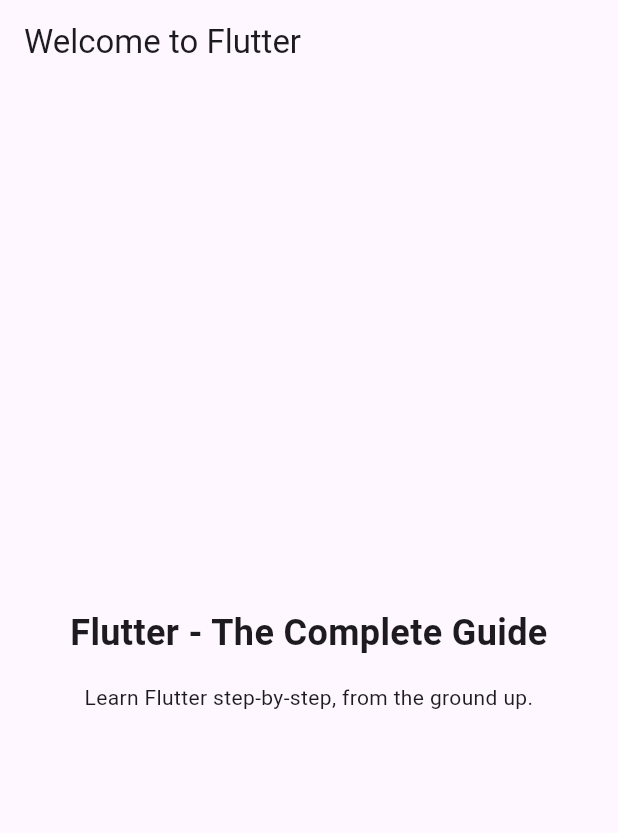
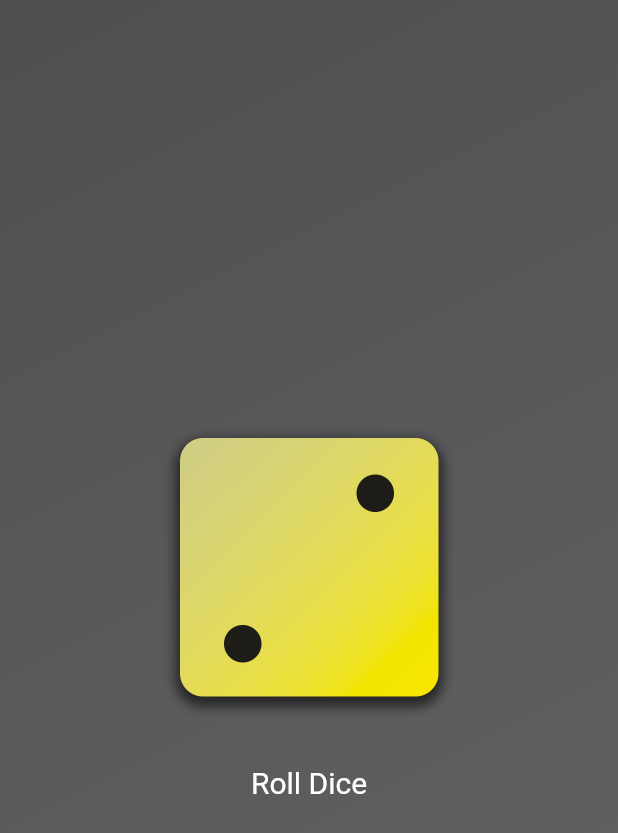
Before and after one commit to adheichsn/diceroll, a Flutter app: the screen it shows after launch, on a phone screen of 412 x 824 dp. Shown: the top 833 px of the screen. Run offline on Flutter 3.47's test engine with Material 2 defaults, Android fonts, the phone set to English and light mode, and no system bars.

Commit message:
add roll dice

```diff
--- /dev/null
+++ b/lib/gradient_container.dart
@@ -0,0 +1,79 @@
+import 'package:flutter/material.dart';
+
+const startAlignment = Alignment.topLeft;
+const endAlignment = Alignment.bottomRight;
+
+class GradientContainer extends StatelessWidget {
+  const GradientContainer(this.color1, this.color2, {super.key});
+
+  const GradientContainer.purple({super.key})
+      : color1 = Colors.deepPurple,
+        color2 = Colors.indigo;
+
+  final Color color1;
+  final Color color2;
+
+  void rollDice() {
+    // ...
+  }
+
+  @override
+  Widget build(context) {
+    return Container(
+      decoration: BoxDecoration(
+        gradient: LinearGradient(
+          colors: [color1, color2],
+          begin: startAlignment,
+          end: endAlignment,
+        ),
+      ),
+      child: Center(
+        child: Column(
+          mainAxisSize: MainAxisSize.min,
+          children: [
+            Image.asset(
+              'assets/images/dice-2.png',
+              width: 200,
+            ),
+            const SizedBox(height: 20),
+            TextButton(
+              onPressed: rollDice,
+              style: TextButton.styleFrom(
+                // padding: const EdgeInsets.only(
+                //   top: 20,
+                // ),
+                foregroundColor: Colors.white,
+                textStyle: const TextStyle(
+                  fontSize: 20,
+                ),
+              ),
+              child: const Text('Roll Dice'),
+            )
+          ],
+        ),
+      ),
+    );
+  }
+}
+
+// class GradientContainer extends StatelessWidget {
+//   const GradientContainer({super.key, required this.colors});
+
+//   final List<Color> colors;
+
+//   @override
+//   Widget build(context) {
+//     return Container(
+//       decoration: BoxDecoration(
+//         gradient: LinearGradient(
+//           colors: colors,
+//           begin: startAlignment,
+//           end: endAlignment,
+//         ),
+//       ),
+//       child: const Center(
+//         child: StyledText('Hello World!'),
+//       ),
+//     );
+//   }
+// }
--- a/lib/main.dart
+++ b/lib/main.dart
@@ -1,54 +1,16 @@
 import 'package:flutter/material.dart';
 
+import 'package:firstflutter/gradient_container.dart';
+
 void main() {
-  runApp(const MyApp());
-}
-
-// With Flutter, you create user interfaces by combining "widgets"
-// You'll learn all about them (and much more) throughout this course!
-class MyApp extends StatelessWidget {
-  const MyApp({super.key});
-
-  // Every custom widget must have a build() method
-  // It tells Flutter, which widgets make up your custom widget
-  // Again: You'll learn all about that throughout the course!
-  @override
-  Widget build(BuildContext context) {
-    // Below, a bunch of built-in widgets are used (provided by Flutter)
-    // They will be explained in the next sections
-    // In this course, you will, of course, not just use them a lot but
-    // also learn about many other widgets!
-    return MaterialApp(
-      title: 'Flutter First App',
-      theme: ThemeData(useMaterial3: true),
+  runApp(
+    const MaterialApp(
       home: Scaffold(
-        appBar: AppBar(
-          title: const Text('Welcome to Flutter'),
-        ),
-        body: Container(
-          width: double.infinity,
-          padding: const EdgeInsets.all(12),
-          child: const Column(
-            mainAxisAlignment: MainAxisAlignment.center,
-            crossAxisAlignment: CrossAxisAlignment.center,
-            children: [
-              Text(
-                'Flutter - The Complete Guide',
-                textAlign: TextAlign.center,
-                style: TextStyle(
-                  fontSize: 24,
-                  fontWeight: FontWeight.bold,
-                ),
-              ),
-              SizedBox(height: 16),
-              Text(
-                'Learn Flutter step-by-step, from the ground up.',
-                textAlign: TextAlign.center,
-              ),
-            ],
-          ),
+        body: GradientContainer(
+          Color.fromARGB(255, 79, 79, 81),
+          Color.fromARGB(255, 101, 100, 102),
         ),
       ),
-    );
-  }
+    ),
+  );
 }
```
Also changed, not shown: lib/function.dart (added, +7 -0 lines), lib/styled_text.dart (added, +18 -0 lines), pubspec.yaml (+7 -3 lines), assets/images/dice-1.png (added), assets/images/dice-2.png (added), assets/images/dice-3.png (added), assets/images/dice-4.png (added), assets/images/dice-5.png (added), assets/images/dice-6.png (added), 2 other files.
